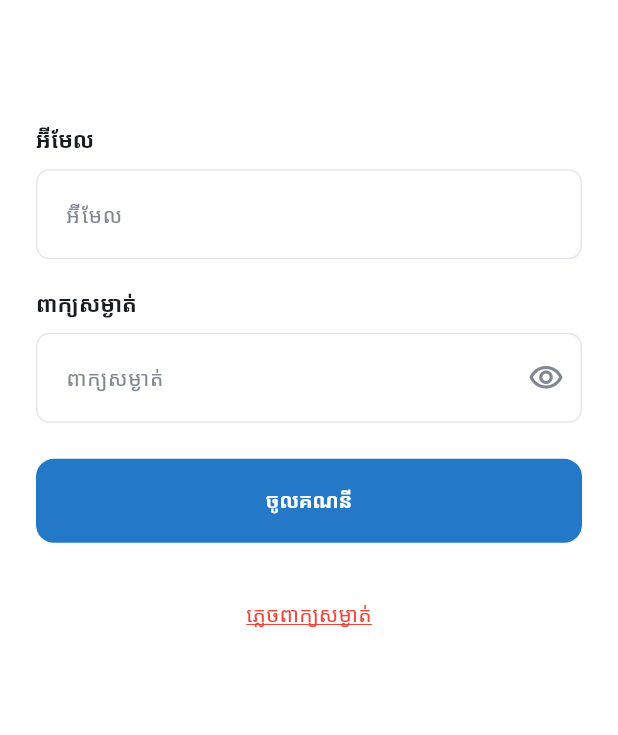
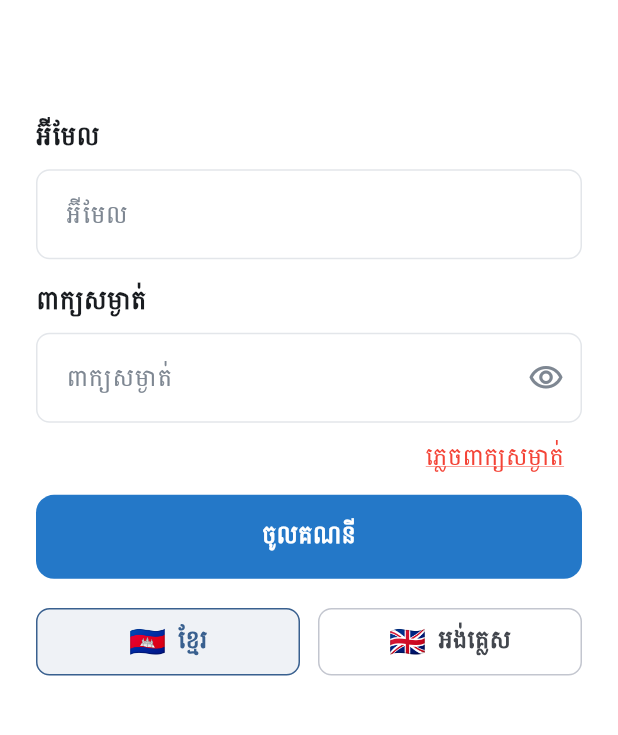
Before and after one commit to DCxProduct/MIS-Mobile, a Flutter app: the screen it shows after launch, on a phone screen of 412 x 824 dp, the part 261-996 px from its top. Run offline on Flutter 3.47's test engine with Material 3 defaults, Android fonts, the phone set to English and light mode, and no system bars; our stand-ins replace firebase_core, firebase_messaging, flutter_local_notifications, flutter_widget_from_html_core, socket_io_client; missing offline and left inert: syncfusion_flutter_pdfviewer; accounts and stored records are empty.

Commit message:
CDC GPSF

```diff
--- a/lib/app.dart
+++ b/lib/app.dart
@@ -83,7 +83,8 @@ class _GpsfAppState extends State<GpsfApp> {
     final isDark = brightness == Brightness.dark;
     return ThemeData(
       colorScheme: colorScheme,
-      fontFamily: 'Roboto',
+      fontFamily: 'Times New Roman',
+      fontFamilyFallback: const ['KhBattambang'],
       scaffoldBackgroundColor: isDark
           ? AppColors.darkBackground
           : AppColors.surface,
--- a/lib/screens/auth/login_screen.dart
+++ b/lib/screens/auth/login_screen.dart
@@ -9,6 +9,7 @@ import '../../translations/app_localizations.dart';
 import '../../widgets/app_logo.dart';
 import '../../widgets/primary_button.dart';
 import '../loading/loading_screen.dart';
+import '../../translations/app_language.dart';
 
 class LoginScreen extends StatefulWidget {
   const LoginScreen({super.key});
@@ -80,6 +81,7 @@ class _LoginScreenState extends State<LoginScreen> {
 
   @override
   Widget build(BuildContext context) {
+    final settings = AppSettings.of(context);
     final l10n = AppLocalizations.of(context);
 
     return Scaffold(
@@ -145,7 +147,40 @@ class _LoginScreenState extends State<LoginScreen> {
                     return null;
                   },
                 ),
-                const SizedBox(height: 24),
+                Align(
+                  alignment: Alignment.centerRight,
+                  child: TextButton(
+                    onPressed: _isLoading
+                        ? null
+                        : () async {
+                            final done = await Navigator.of(context).push<bool>(
+                              MaterialPageRoute(
+                                builder: (_) => const PasswordRecoveryScreen(),
+                              ),
+                            );
+                            if (!context.mounted || done != true) return;
+                            _passwordController.clear();
+                            setState(() => _errorMessage = null);
+                            ScaffoldMessenger.of(context).showSnackBar(
+                              SnackBar(
+                                content: Text(
+                                  AppLocalizations.of(
+                                    context,
+                                  ).text('passwordResetSuccess'),
+                                ),
+                              ),
+                            );
+                          },
+                    child: Text(
+                      l10n.text('forgotPassword'),
+                      style: const TextStyle(
+                        color: Colors.red,
+                        decoration: TextDecoration.underline,
+                        decorationColor: Colors.red,
+                      ),
+                    ),
+                  ),
+                ),
                 if (_errorMessage != null) ...[
                   Container(
                     width: double.infinity,
@@ -185,39 +220,29 @@ class _LoginScreenState extends State<LoginScreen> {
                   isLoading: _isLoading,
                   onPressed: _submit,
                 ),
-                const SizedBox(height: 24),
-                Center(
-                  child: TextButton(
-                    onPressed: _isLoading
-                        ? null
-                        : () async {
-                            final done = await Navigator.of(context).push<bool>(
-                              MaterialPageRoute(
-                                builder: (_) => const PasswordRecoveryScreen(),
-                              ),
-                            );
-                            if (!context.mounted || done != true) return;
-                            _passwordController.clear();
-                            setState(() => _errorMessage = null);
-                            ScaffoldMessenger.of(context).showSnackBar(
-                              SnackBar(
-                                content: Text(
-                                  AppLocalizations.of(
-                                    context,
-                                  ).text('passwordResetSuccess'),
-                                ),
-                              ),
-                            );
-                          },
-                    child: Text(
-                      l10n.text('forgotPassword'),
-                      style: const TextStyle(
-                        color: Colors.red,
-                        decoration: TextDecoration.underline,
-                        decorationColor: Colors.red,
+                const SizedBox(height: 18),
+                Row(
+                  children: [
+                    Expanded(
+                      child: _LanguageButton(
+                        flag: '🇰🇭',
+                        label: l10n.text('khmer'),
+                        selected: settings.language == AppLanguage.khmer,
+                        onPressed: () =>
+                            settings.setLanguage(AppLanguage.khmer),
                       ),
                     ),
-                  ),
+                    const SizedBox(width: 12),
+                    Expanded(
+                      child: _LanguageButton(
+                        flag: '🇬🇧',
+                        label: l10n.text('english'),
+                        selected: settings.language == AppLanguage.english,
+                        onPressed: () =>
+                            settings.setLanguage(AppLanguage.english),
+                      ),
+                    ),
+                  ],
                 ),
               ],
             ),
@@ -273,3 +298,47 @@ class _FieldLabel extends StatelessWidget {
     );
   }
 }
+
+class _LanguageButton extends StatelessWidget {
+  const _LanguageButton({
+    required this.flag,
+    required this.label,
+    required this.selected,
+    required this.onPressed,
+  });
+
+  final String flag;
+  final String label;
+  final bool selected;
+  final VoidCallback onPressed;
+
+  @override
+  Widget build(BuildContext context) {
+    final colors = Theme.of(context).colorScheme;
+    return OutlinedButton(
+      onPressed: onPressed,
+      style: OutlinedButton.styleFrom(
+        foregroundColor: selected ? colors.primary : colors.onSurfaceVariant,
+        backgroundColor: selected
+            ? colors.primary.withValues(alpha: 0.08)
+            : Colors.transparent,
+        side: BorderSide(
+          color: selected ? colors.primary : colors.outlineVariant,
+        ),
+        shape: RoundedRectangleBorder(borderRadius: BorderRadius.circular(9)),
+        padding: const EdgeInsets.symmetric(vertical: 8),
+      ),
+      child: Row(
+        mainAxisAlignment: MainAxisAlignment.center,
+        children: [
+          Text(flag, style: const TextStyle(fontSize: 20)),
+          const SizedBox(width: 8),
+          Text(
+            label,
+            style: const TextStyle(fontSize: 14, fontWeight: FontWeight.w600),
+          ),
+        ],
+      ),
+    );
+  }
+}
--- a/lib/screens/notification/notification_destination_screen.dart
+++ b/lib/screens/notification/notification_destination_screen.dart
@@ -21,7 +21,6 @@ import '../../features/shared/meetings/widgets/rgc_decisions_loader.dart';
 import '../../features/shared/notifications/data/notification_destination.dart';
 import '../../translations/app_localizations.dart';
 import '../report/progress_report_detail_loader.dart';
-import '../report/plenary_detail_screen.dart';
 
 /// Mobile equivalents of the notification's documented web routes. Detail
 /// requests use the resource ID, never the system-notification ID.
@@ -33,9 +32,6 @@ class NotificationDestinationScreen extends StatelessWidget {
   Widget build(BuildContext context) {
     final l10n = AppLocalizations.of(context);
     return switch (destination.kind) {
-      NotificationDestinationKind.plenary => PlenaryDetailScreen(
-        plenaryId: destination.id!,
-      ),
       NotificationDestinationKind.progressReport => ProgressReportDetailLoader(
         id: destination.id!,
         scope: ProgressReportDetailScope.ministry,
```
Also changed, not shown: lib/features/shared/meetings/data/plenaries_repository.dart (+9 -5 lines), lib/features/shared/meetings/data/rgc_decision.dart (+13 -0 lines), pubspec.yaml (+7 -0 lines).
